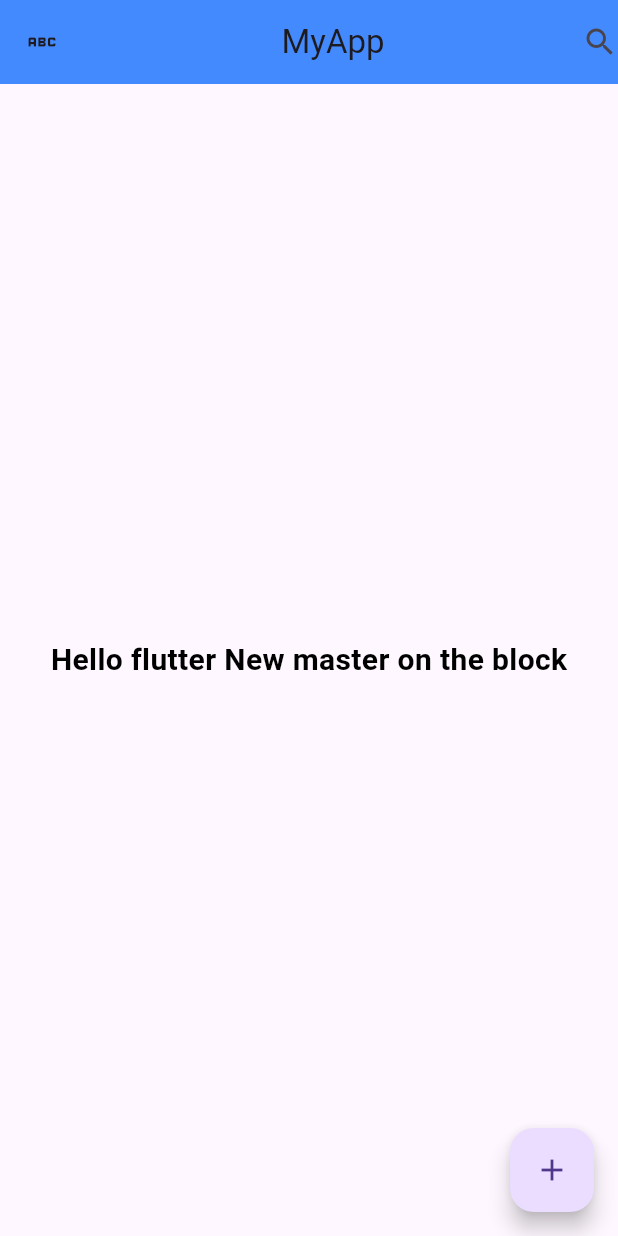
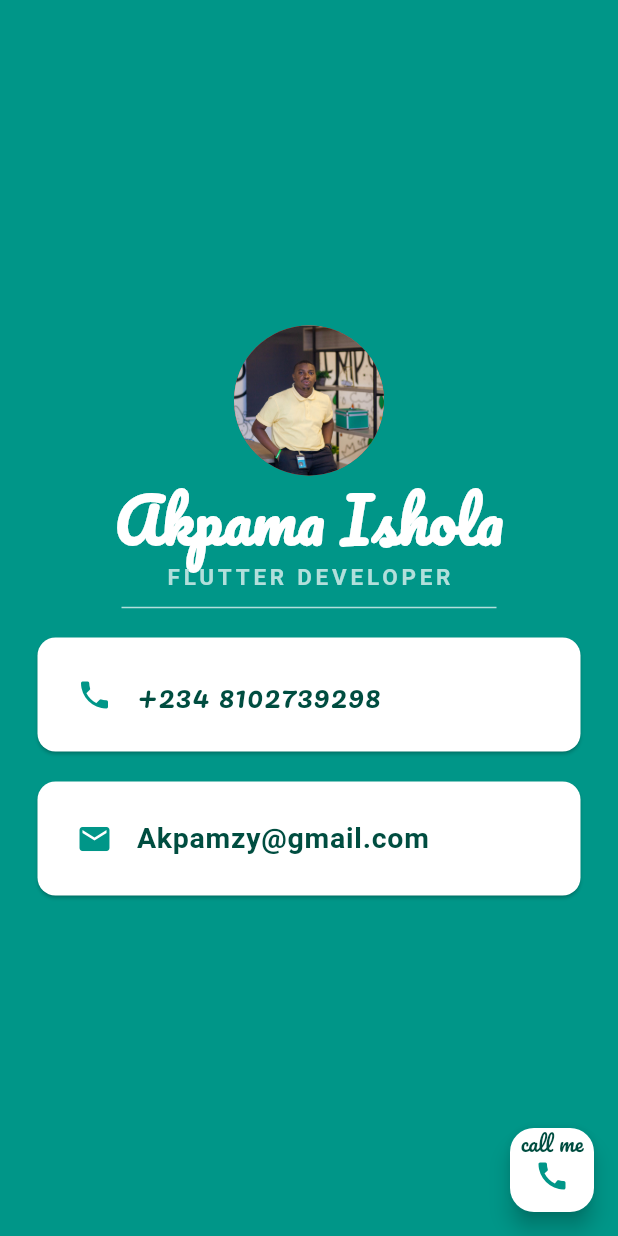
Before and after one commit to Isholarr/DemoApp, a Flutter app: the screen it shows after launch, on a phone screen of 412 x 824 dp. Run offline on Flutter 3.47's test engine with Material 3 defaults, Android fonts, the phone set to English and light mode, and no system bars; Roboto replaces fonts that are missing (Source Sans Pro).

Commit message:
Updated version

```diff
--- a/lib/main.dart
+++ b/lib/main.dart
@@ -2,36 +2,108 @@ import 'package:flutter/material.dart';
 
 void main() {
   runApp(
-    (Myapp()),
+    (const MyApp()),
   );
 }
 
-class Myapp extends StatelessWidget {
-  const Myapp({super.key});
+class MyApp extends StatelessWidget {
+  const MyApp({super.key});
 
   @override
   Widget build(BuildContext context) {
     return MaterialApp(
+      theme: ThemeData(
+        fontFamily: 'Pacifico',
+      ),
       home: Scaffold(
-        appBar: AppBar(
-          leading: Icon(Icons.abc_outlined),
-          backgroundColor: Colors.blueAccent,
-          actions: [
-            Icon(Icons.search),
+        backgroundColor: Colors.teal,
+        body: Column(
+          mainAxisAlignment: MainAxisAlignment.center,
+          children: [
+            const SafeArea(
+              child: CircleAvatar(
+                radius: 50,
+                backgroundColor: Colors.red,
+                backgroundImage: AssetImage('images/Presh.jpg'),
+              ),
+            ),
+            const Text(
+              'Akpama Ishola',
+              style: TextStyle(
+                color: Colors.white,
+                fontSize: 40,
+                fontWeight: FontWeight.bold,
+                fontFamily: 'Pacifico',
+              ),
+            ),
+            Text('FLUTTER DEVELOPER',
+                style: TextStyle(
+                    fontFamily: 'Source Sans Pro',
+                    color: Colors.teal.shade100,
+                    fontSize: 15.0,
+                    letterSpacing: 2.5,
+                    fontWeight: FontWeight.bold)),
+            SizedBox(
+                height: 20.0,
+                width: 250,
+                child: Divider(
+                  color: Colors.teal.shade100,
+                )),
+            Card(
+              color: Colors.white,
+              margin:
+                  const EdgeInsets.symmetric(vertical: 10.0, horizontal: 25.0),
+              child: Padding(
+                  padding: const EdgeInsets.all(10),
+                  child: ListTile(
+                    leading: const Icon(
+                      Icons.phone,
+                      color: Colors.teal,
+                    ),
+                    title: Text(
+                      '+234 8102739298',
+                      style: TextStyle(
+                          fontSize: 20.0, color: Colors.teal.shade900),
+                    ),
+                  )),
+            ),
+            Card(
+              color: Colors.white,
+              margin:
+                  const EdgeInsets.symmetric(vertical: 10.0, horizontal: 25.0),
+              child: Padding(
+                  padding: const EdgeInsets.all(10),
+                  child: ListTile(
+                    leading: const Icon(
+                      Icons.email,
+                      color: Colors.teal,
+                    ),
+                    title: Text('Akpamzy@gmail.com',
+                        style: TextStyle(
+                          fontFamily: 'Source Sans Pro',
+                          color: Colors.teal.shade900,
+                          fontSize: 19,
+                          fontWeight: FontWeight.bold,
+                        )),
+                  )),
+            ),
           ],
-          title: Center(
-            child: Text('MyApp'),
-          ),
         ),
-        body: Center(
-          child: const Text(
-            'Hello flutter New master on the block',
-            style: TextStyle(
-                color: Colors.black, fontSize: 20, fontWeight: FontWeight.w600),
-          ),
-        ),
-        floatingActionButton:
-            FloatingActionButton(onPressed: () {}, child: Icon(Icons.add)),
+        floatingActionButton: FloatingActionButton(
+            backgroundColor: Colors.white,
+            onPressed: () {},
+            child: Column(
+              children: [
+                Text(
+                  'call me',
+                  style: TextStyle(color: Colors.teal.shade900),
+                ),
+                const Icon(
+                  Icons.call,
+                  color: Colors.teal,
+                )
+              ],
+            )),
       ),
     );
   }
```
Also changed, not shown: pubspec.yaml (+15 -61 lines), fonts/Pacifico-Regular.ttf (added), images/Presh.jpg (added).
